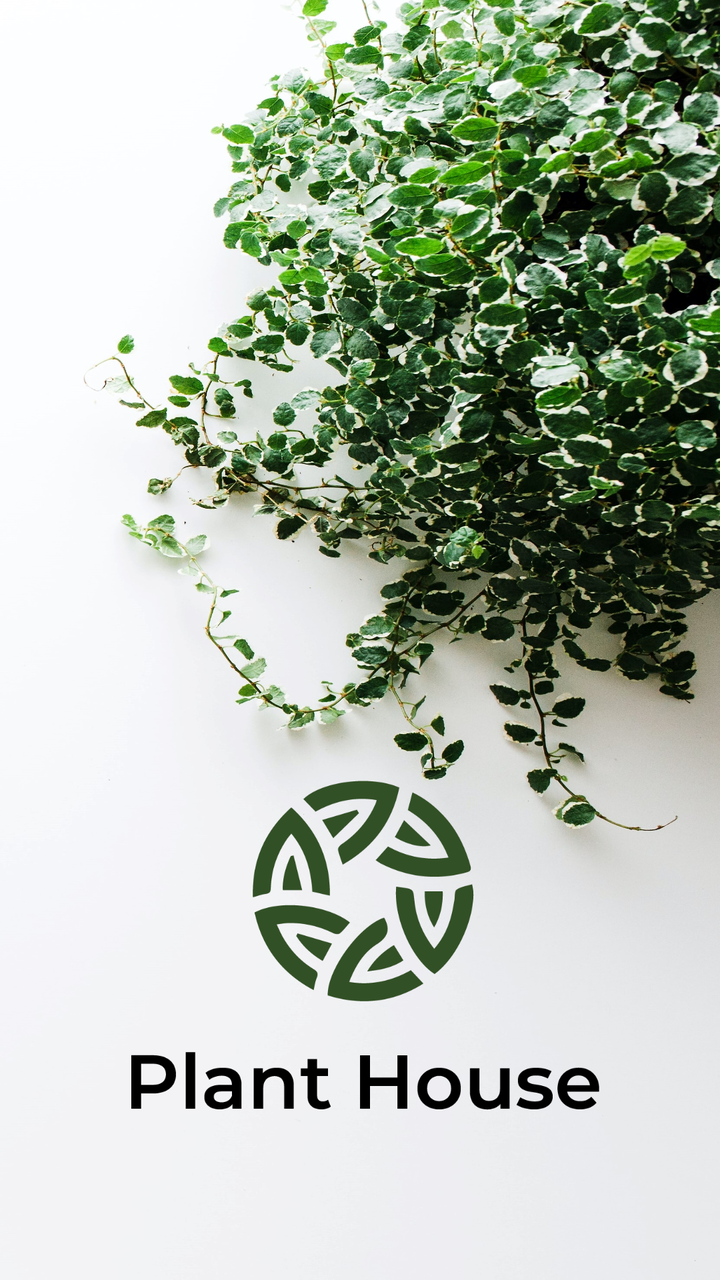
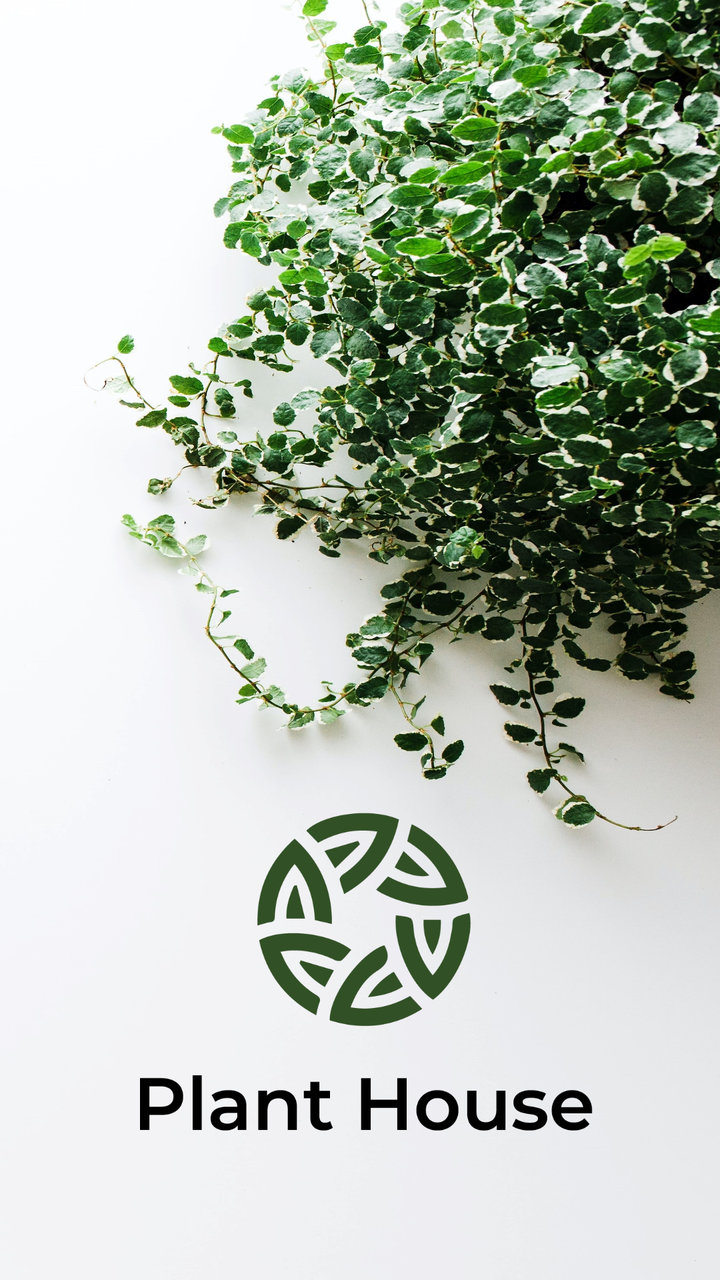

The first picture is an Android layout as it rendered before a commit; the second is the same layout after the commit. The layout source and the unified diff follow.
<!-- AndroidManifest.xml: application theme Theme.PlantsHome -->
<!-- res/layout/activity_splash.xml -->
<?xml version="1.0" encoding="utf-8"?>
<androidx.constraintlayout.widget.ConstraintLayout xmlns:android="http://schemas.android.com/apk/res/android"
    xmlns:app="http://schemas.android.com/apk/res-auto"
    xmlns:tools="http://schemas.android.com/tools"
    android:layout_width="match_parent"
    android:layout_height="match_parent"
    tools:context=".Activity_Splash"
    android:background="@drawable/mybg"

    >


    <ImageView
        android:id="@+id/splashLogo"
        android:layout_width="266dp"
        android:layout_height="336dp"
        android:src="@drawable/mylogo"
        app:layout_constraintBottom_toBottomOf="parent"
        app:layout_constraintEnd_toEndOf="parent"
        app:layout_constraintHorizontal_bias="0.496"
        app:layout_constraintStart_toStartOf="parent"
        app:layout_constraintTop_toTopOf="parent"
        app:layout_constraintVertical_bias="1.0"
        tools:ignore="MissingConstraints" />


</androidx.constraintlayout.widget.ConstraintLayout>
<!-- resources referenced by this layout -->
<resources>
  <!-- drawable mybg: jpg bitmap (drawable, 1036766 bytes) -->
  <!-- drawable mylogo: png bitmap (drawable, 36562 bytes) -->
  <style name="Theme.PlantsHome" parent="Theme.MaterialComponents.DayNight.NoActionBar">
          
          <item name="colorPrimary">@color/purple_500</item>
          <item name="colorPrimaryVariant">@color/purple_700</item>
          <item name="colorOnPrimary">@color/white</item>
          
          <item name="colorSecondary">@color/teal_200</item>
          <item name="colorSecondaryVariant">@color/teal_700</item>
          <item name="colorOnSecondary">@color/black</item>
          
          <item name="android:statusBarColor" tools:targetApi="l">?attr/colorPrimaryVariant</item>
          
      </style>
  <color name="purple_500">#314F25</color>
  <color name="purple_700">#314F25</color>
  <color name="white">#FFFFFFFF</color>
  <color name="teal_200">#314F25</color>
  <color name="teal_700">#314F25</color>
  <color name="black">#FF000000</color>
</resources>

<!-- the commit's change to res/layout/activity_splash.xml (unified diff, before → after) -->
@@ -10,17 +10,29 @@
     >
 
 
+
+
+
+
+
+
+
+
+
+
+
+
+
     <ImageView
         android:id="@+id/splashLogo"
-        android:layout_width="266dp"
-        android:layout_height="336dp"
+        android:layout_width="257dp"
+        android:layout_height="194dp"
         android:src="@drawable/mylogo"
         app:layout_constraintBottom_toBottomOf="parent"
         app:layout_constraintEnd_toEndOf="parent"
-        app:layout_constraintHorizontal_bias="0.496"
         app:layout_constraintStart_toStartOf="parent"
         app:layout_constraintTop_toTopOf="parent"
-        app:layout_constraintVertical_bias="1.0"
+        app:layout_constraintVertical_bias="0.871"
         tools:ignore="MissingConstraints" />
 
 
